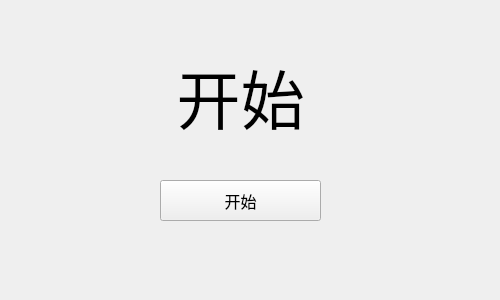
The window that cwidget.ui (QJustice/RandomCall) describes before a commit, drawn with Qt 5.
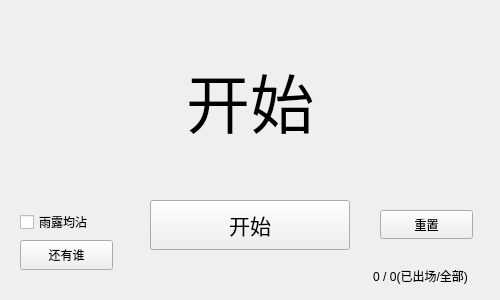
The same window after the commit. Icons and pictures are not drawn.

Diff of the .ui file:
```diff
--- a/cwidget.ui
+++ b/cwidget.ui
@@ -26,33 +26,21 @@
    <iconset resource="res.qrc">
     <normaloff>:/res/2.ico</normaloff>:/res/2.ico</iconset>
   </property>
-  <widget class="QPushButton" name="pushButton">
-   <property name="geometry">
-    <rect>
-     <x>160</x>
-     <y>180</y>
-     <width>161</width>
-     <height>41</height>
-    </rect>
-   </property>
-   <property name="font">
-    <font>
-     <pointsize>12</pointsize>
-    </font>
-   </property>
-   <property name="text">
-    <string>开始</string>
-   </property>
-  </widget>
   <widget class="QLabel" name="label">
    <property name="geometry">
     <rect>
-     <x>90</x>
+     <x>100</x>
      <y>50</y>
-     <width>301</width>
-     <height>91</height>
+     <width>300</width>
+     <height>100</height>
     </rect>
    </property>
+   <property name="sizePolicy">
+    <sizepolicy hsizetype="Preferred" vsizetype="Preferred">
+     <horstretch>0</horstretch>
+     <verstretch>0</verstretch>
+    </sizepolicy>
+   </property>
    <property name="font">
     <font>
      <pointsize>48</pointsize>
@@ -68,6 +56,79 @@
     <set>Qt::AlignCenter</set>
    </property>
   </widget>
+  <widget class="QPushButton" name="startbtn">
+   <property name="geometry">
+    <rect>
+     <x>150</x>
+     <y>200</y>
+     <width>200</width>
+     <height>50</height>
+    </rect>
+   </property>
+   <property name="font">
+    <font>
+     <pointsize>16</pointsize>
+    </font>
+   </property>
+   <property name="text">
+    <string>开始</string>
+   </property>
+  </widget>
+  <widget class="QCheckBox" name="checkBox">
+   <property name="geometry">
+    <rect>
+     <x>20</x>
+     <y>210</y>
+     <width>95</width>
+     <height>24</height>
+    </rect>
+   </property>
+   <property name="text">
+    <string>雨露均沾</string>
+   </property>
+  </widget>
+  <widget class="QPushButton" name="otherOnebtn">
+   <property name="geometry">
+    <rect>
+     <x>20</x>
+     <y>240</y>
+     <width>93</width>
+     <height>30</height>
+    </rect>
+   </property>
+   <property name="text">
+    <string>还有谁</string>
+   </property>
+  </widget>
+  <widget class="QLabel" name="labelNum">
+   <property name="geometry">
+    <rect>
+     <x>340</x>
+     <y>260</y>
+     <width>161</width>
+     <height>31</height>
+    </rect>
+   </property>
+   <property name="text">
+    <string>0 / 0(已出场/全部)</string>
+   </property>
+   <property name="alignment">
+    <set>Qt::AlignCenter</set>
+   </property>
+  </widget>
+  <widget class="QPushButton" name="pushButton">
+   <property name="geometry">
+    <rect>
+     <x>380</x>
+     <y>210</y>
+     <width>93</width>
+     <height>29</height>
+    </rect>
+   </property>
+   <property name="text">
+    <string>重置</string>
+   </property>
+  </widget>
  </widget>
  <resources>
   <include location="res.qrc"/>
```
Left out of the diff: 2 changed lines with no effect on the pictures.
